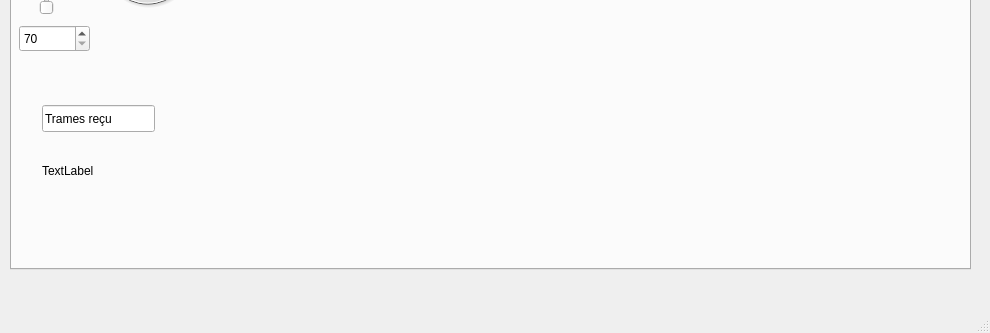
Before: the Qt Designer form mainwindow.ui in Fattonin/ProjetWifibot_Annet_Bernard, drawn with Qt 5; both pictures show x 0 to 990 and y 201 to 534 of the 990 by 534 pixel window.
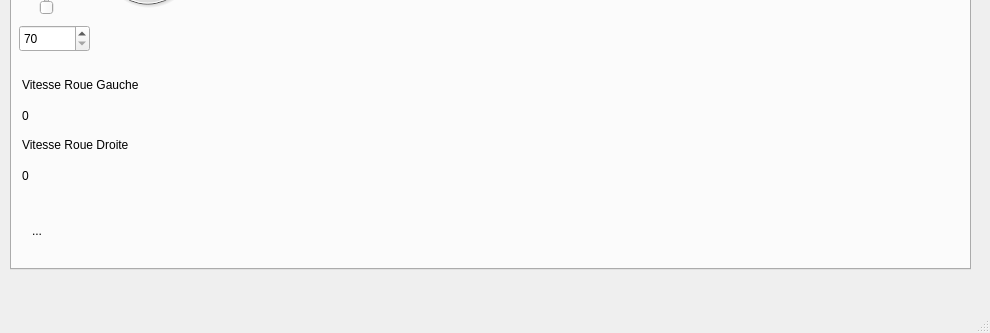
After: the same form once the commit is applied.

Commit message: interpretation vitesse

Diff of the .ui file:
```diff
--- a/mainwindow.ui
+++ b/mainwindow.ui
@@ -119,27 +119,66 @@
      <widget class="QLabel" name="label">
       <property name="geometry">
        <rect>
-        <x>30</x>
-        <y>310</y>
+        <x>20</x>
+        <y>380</y>
         <width>861</width>
-        <height>51</height>
+        <height>31</height>
        </rect>
       </property>
       <property name="text">
-       <string>TextLabel</string>
+       <string>...</string>
       </property>
      </widget>
-     <widget class="QLineEdit" name="lineEdit">
+     <widget class="QLabel" name="vd">
       <property name="geometry">
        <rect>
-        <x>30</x>
+        <x>10</x>
+        <y>330</y>
+        <width>91</width>
+        <height>21</height>
+       </rect>
+      </property>
+      <property name="text">
+       <string>0</string>
+      </property>
+     </widget>
+     <widget class="QLabel" name="vg">
+      <property name="geometry">
+       <rect>
+        <x>10</x>
         <y>270</y>
-        <width>113</width>
-        <height>27</height>
+        <width>91</width>
+        <height>21</height>
        </rect>
       </property>
       <property name="text">
-       <string>Trames reçu</string>
+       <string>0</string>
+      </property>
+     </widget>
+     <widget class="QLabel" name="vg_3">
+      <property name="geometry">
+       <rect>
+        <x>10</x>
+        <y>300</y>
+        <width>241</width>
+        <height>20</height>
+       </rect>
+      </property>
+      <property name="text">
+       <string>Vitesse Roue Droite</string>
+      </property>
+     </widget>
+     <widget class="QLabel" name="vg_4">
+      <property name="geometry">
+       <rect>
+        <x>10</x>
+        <y>240</y>
+        <width>241</width>
+        <height>20</height>
+       </rect>
+      </property>
+      <property name="text">
+       <string>Vitesse Roue Gauche</string>
       </property>
      </widget>
      <zorder>recu</zorder>
```
Left out of the diff: 5 changed lines with no effect on the pictures. The commit also changes 1 other file.
